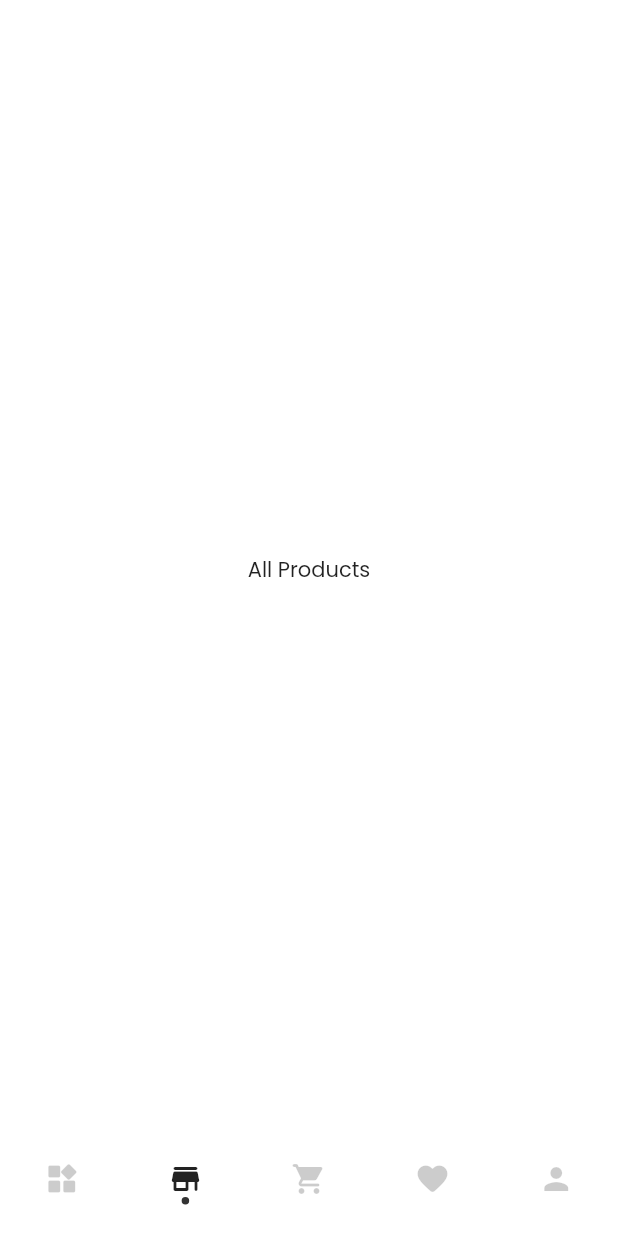
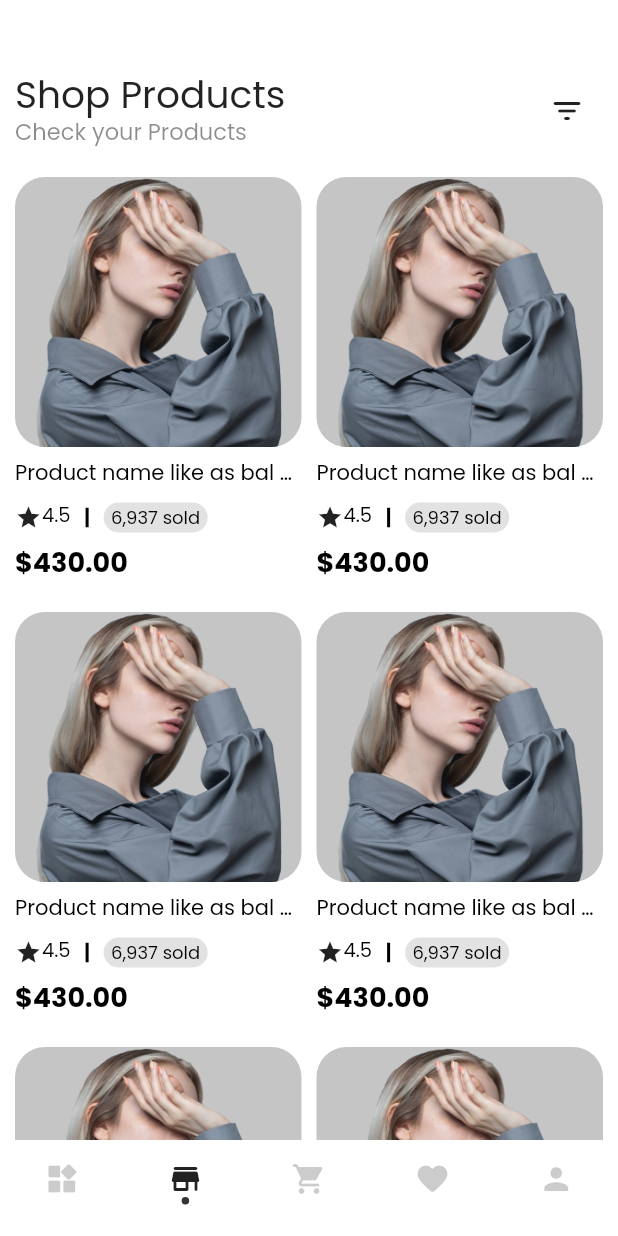
Before and after one commit to rizveejack/ecomapp, a Flutter app: the MainScreen screen opened directly, item 2 of the bottom bar chosen, on a phone screen of 412 x 824 dp. Run offline on Flutter 3.47's test engine with Material 2 defaults, Android fonts, the phone set to English and light mode, and no system bars.

Commit message:
create necessery page

```diff
--- a/lib/screens/all_products/all_products_screen.dart
+++ b/lib/screens/all_products/all_products_screen.dart
@@ -1,15 +1,28 @@
 import 'package:flutter/material.dart';
-import 'package:flutter/src/foundation/key.dart';
-import 'package:flutter/src/widgets/framework.dart';
+
+import 'shop_header.dart';
+import 'shop_products.dart';
 
 class AllProductsScreen extends StatelessWidget {
   const AllProductsScreen({Key? key}) : super(key: key);
 
   @override
   Widget build(BuildContext context) {
-    return Scaffold(
-      body: Center(
-        child: Text("All Products"),
+    return SingleChildScrollView(
+      child: Container(
+        margin: const EdgeInsets.only(
+          top: 50,
+          left: 10,
+          right: 10,
+        ),
+        child: Column(
+          crossAxisAlignment: CrossAxisAlignment.start,
+          children: const [
+            ShopHeader(),
+            SizedBox(height: 20),
+            ShopProducts(),
+          ],
+        ),
       ),
     );
   }
--- /dev/null
+++ b/lib/screens/all_products/shop_header.dart
@@ -0,0 +1,37 @@
+import 'package:flutter/material.dart';
+
+import '../../widgets/custom_text.dart';
+
+class ShopHeader extends StatelessWidget {
+  const ShopHeader({
+    Key? key,
+  }) : super(key: key);
+
+  @override
+  Widget build(BuildContext context) {
+    return Row(
+      mainAxisAlignment: MainAxisAlignment.spaceBetween,
+      children: [
+        Column(
+          crossAxisAlignment: CrossAxisAlignment.start,
+          children: const [
+            CustomText(
+              text: "Shop Products",
+              size: 25,
+              textColor: Colors.black87,
+            ),
+            CustomText(
+              text: "Check your Products",
+              size: 15,
+              textColor: Colors.black45,
+            ),
+          ],
+        ),
+        IconButton(
+          onPressed: () {},
+          icon: const Icon(Icons.filter_list_rounded),
+        ),
+      ],
+    );
+  }
+}
--- /dev/null
+++ b/lib/screens/all_products/shop_products.dart
@@ -0,0 +1,27 @@
+import 'package:flutter/material.dart';
+
+import '../../widgets/product_card.dart';
+
+class ShopProducts extends StatelessWidget {
+  const ShopProducts({Key? key}) : super(key: key);
+
+  @override
+  Widget build(BuildContext context) {
+    return GridView.builder(
+      itemCount: 16,
+      shrinkWrap: true,
+      scrollDirection: Axis.vertical,
+      physics: const NeverScrollableScrollPhysics(),
+      gridDelegate: const SliverGridDelegateWithFixedCrossAxisCount(
+        crossAxisCount: 2,
+        crossAxisSpacing: 10,
+        mainAxisSpacing: 10,
+        mainAxisExtent: 280,
+        // childAspectRatio: 6 / 9,
+      ),
+      itemBuilder: (_, index) {
+        return const ProductCard();
+      },
+    );
+  }
+}
--- a/lib/screens/welcome_screen/welcome_screen.dart
+++ b/lib/screens/welcome_screen/welcome_screen.dart
@@ -47,7 +47,7 @@ class _WelcomeScreenState extends State<WelcomeScreen> {
             child: Container(
               height: 30,
               width: 30,
-              margin: const EdgeInsets.only(top: 30, right: 10),
+              margin: const EdgeInsets.only(top: 45, right: 10),
               decoration: BoxDecoration(
                 color: Colors.white,
                 borderRadius: BorderRadius.circular(100),
--- /dev/null
+++ b/lib/widgets/product_card.dart
@@ -0,0 +1,80 @@
+import 'package:flutter/material.dart';
+
+import 'custom_text.dart';
+
+class ProductCard extends StatelessWidget {
+  const ProductCard({
+    Key? key,
+  }) : super(key: key);
+
+  @override
+  Widget build(BuildContext context) {
+    return GridTile(
+      child: Column(
+        crossAxisAlignment: CrossAxisAlignment.start,
+        children: [
+          Container(
+            height: 180,
+            decoration: BoxDecoration(
+                color: Colors.grey.withOpacity(0.6),
+                borderRadius: BorderRadius.circular(20),
+                image: const DecorationImage(
+                    image: AssetImage("assets/images/banner.png"),
+                    fit: BoxFit.fitHeight)),
+          ),
+          const SizedBox(height: 10),
+          const CustomText(
+            isellipsis: true,
+            text: "Product name like as bal sal",
+            size: 14,
+            textColor: Colors.black,
+          ),
+          const SizedBox(height: 10),
+          Row(
+            crossAxisAlignment: CrossAxisAlignment.center,
+            children: [
+              Row(
+                children: const [
+                  Icon(
+                    Icons.star,
+                    size: 18,
+                  ),
+                  CustomText(
+                    text: "4.5",
+                    size: 13,
+                    textColor: Colors.black,
+                  ),
+                ],
+              ),
+              Container(
+                margin: const EdgeInsets.symmetric(horizontal: 10),
+                height: 13,
+                width: 2,
+                color: Colors.black,
+              ),
+              Container(
+                padding: const EdgeInsets.symmetric(horizontal: 5, vertical: 3),
+                decoration: BoxDecoration(
+                  color: Colors.grey.withOpacity(0.3),
+                  borderRadius: BorderRadius.circular(10),
+                ),
+                child: const CustomText(
+                  text: "6,937 sold",
+                  size: 12,
+                  textColor: Colors.black,
+                ),
+              ),
+            ],
+          ),
+          const SizedBox(height: 10),
+          const CustomText(
+            text: "\$430.00",
+            size: 18,
+            isHeading: true,
+            textColor: Colors.black,
+          ),
+        ],
+      ),
+    );
+  }
+}
```
Also changed, not shown: lib/screens/all_cat_screen/all_cat_screen.dart (+15 -16 lines), lib/screens/home_screen/category_tabs.dart (+7 -74 lines), lib/screens/home_screen/populear_category.dart (+7 -5 lines), lib/screens/notification_screen/notification_screen.dart (+44 -6 lines), lib/widgets/custom_utton.dart (renamed from lib/widgets/CustomButton.dart, +3 -5 lines).
